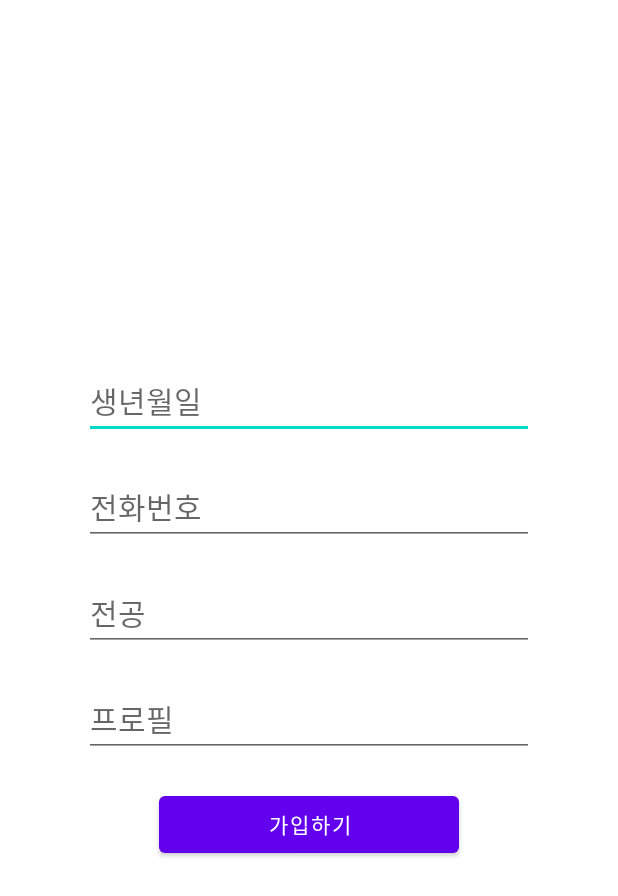
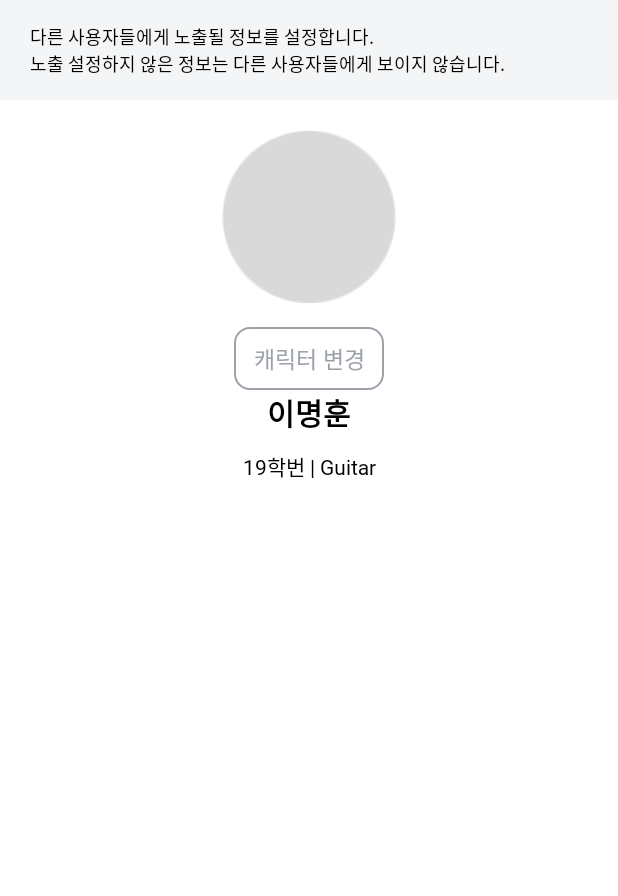
Before and after one commit to yy0ung/Sonagi-book-app, an Android app: the layout fragment_login_input_info.xml on its own in the app's theme, with its tools: preview values and no code run, on a phone screen of 412 x 824 dp. Shown: the top 896 px of the screen. Run offline under Robolectric (Android 15) with nearby library versions, the phone set to English and light mode, and no system bars.

Commit message:
design : start

```diff
--- a/app/src/main/AndroidManifest.xml
+++ b/app/src/main/AndroidManifest.xml
@@ -15,7 +15,8 @@
         android:usesCleartextTraffic="true">
         <activity
             android:name=".LoginActivity"
-            android:exported="true" />
+            android:exported="true"
+            android:windowSoftInputMode="adjustResize"/>
         <activity
             android:name=".DesignTestActivity"
             android:exported="true" /> <!-- <activity -->
--- /dev/null
+++ b/app/src/main/res/drawable/round_graybtn_item.xml
@@ -0,0 +1,13 @@
+<?xml version="1.0" encoding="utf-8"?>
+<selector xmlns:android="http://schemas.android.com/apk/res/android">
+    <item>
+        <shape android:shape="rectangle">
+            <stroke
+                android:color="#9CA1AA"
+                android:width="1sp"/>
+            <corners android:radius="10dp"/>
+
+        </shape>
+    </item>
+
+</selector>
--- a/app/src/main/res/layout/fragment_login_input_info.xml
+++ b/app/src/main/res/layout/fragment_login_input_info.xml
@@ -1,80 +1,96 @@
 <?xml version="1.0" encoding="utf-8"?>
-<FrameLayout xmlns:android="http://schemas.android.com/apk/res/android"
+<androidx.constraintlayout.widget.ConstraintLayout xmlns:android="http://schemas.android.com/apk/res/android"
     xmlns:tools="http://schemas.android.com/tools"
     android:layout_width="match_parent"
     android:layout_height="match_parent"
+    xmlns:app="http://schemas.android.com/apk/res-auto"
     tools:context=".LoginInputInfoFragment">
 
     <ScrollView
+        app:layout_constraintTop_toTopOf="parent"
+        app:layout_constraintBottom_toBottomOf="parent"
         android:layout_width="match_parent"
-        android:layout_height="wrap_content">
+        android:layout_height="match_parent">
 
-        <LinearLayout
+        <androidx.constraintlayout.widget.ConstraintLayout
             android:layout_width="match_parent"
-            android:layout_height="match_parent"
-            android:gravity="center"
-            android:layout_marginTop="100dp"
-            android:orientation="vertical">
+            android:layout_height="wrap_content">
 
             <TextView
-                android:id="@+id/loginInputName"
-                android:layout_marginBottom="20dp"
-                android:layout_width="300dp"
+                app:layout_constraintTop_toTopOf="parent"
+                android:id="@+id/loginInputTopAlert"
+                android:layout_width="match_parent"
                 android:layout_height="wrap_content"
-                android:textSize="20sp"
-                tools:ignore="Deprecated" />
+                android:text="다른 사용자들에게 노출될 정보를 설정합니다.\n노출 설정하지 않은 정보는 다른 사용자들에게 보이지 않습니다."
+                android:fontFamily="@font/medium"
+                android:textSize="12dp"
+                android:textColor="@color/black"
+                android:paddingStart="20dp"
+                android:paddingVertical="15dp"
+                android:background="#F4F5F6"
+                />
+
+            <ImageView
+                android:id="@+id/loginInputAvatar"
+                android:layout_width="116dp"
+                android:layout_height="116dp"
+                app:layout_constraintTop_toBottomOf="@id/loginInputTopAlert"
+                app:layout_constraintStart_toStartOf="parent"
+                app:layout_constraintEnd_toEndOf="parent"
+                android:src="@drawable/avatar"
+                android:layout_marginTop="20dp"/>
+
+            <androidx.appcompat.widget.AppCompatButton
+                android:id="@+id/loginInputChangeBtn"
+                android:layout_width="100dp"
+                android:layout_height="42dp"
+                android:background="@drawable/round_graybtn_item"
+                app:layout_constraintTop_toBottomOf="@id/loginInputAvatar"
+                app:layout_constraintStart_toStartOf="parent"
+                app:layout_constraintEnd_toEndOf="parent"
+                android:layout_marginTop="15dp"
+                android:text="캐릭터 변경"
+                android:textColor="#9CA1AA"
+                android:fontFamily="@font/medium"
+                android:textSize="15dp"/>
+
             <TextView
-                android:id="@+id/loginInputGrade"
-                android:layout_marginBottom="20dp"
-                android:layout_width="300dp"
+                android:id="@+id/loginInputUserName"
+                android:layout_width="wrap_content"
+                android:layout_height="40dp"
+                android:text="이명훈"
+                app:layout_constraintTop_toBottomOf="@id/loginInputChangeBtn"
+                app:layout_constraintBottom_toTopOf="@id/loginInputUserGrade_Session"
+                app:layout_constraintStart_toStartOf="parent"
+                app:layout_constraintEnd_toEndOf="parent"
+                android:fontFamily="@font/medium"
+                android:textFontWeight="700"
+                android:textColor="@color/black"
+                android:textSize="20dp"/>
+
+            <TextView
+                android:id="@+id/loginInputUserGrade_Session"
+                android:layout_width="wrap_content"
                 android:layout_height="wrap_content"
-                android:textSize="20sp"
-                tools:ignore="Deprecated" />
-            <TextView
-                android:id="@+id/loginInputSession"
-                android:layout_marginBottom="20dp"
-                android:layout_width="300dp"
-                android:layout_height="wrap_content"
-                android:textSize="20sp"
-                tools:ignore="Deprecated" />
-            <EditText
-                android:id="@+id/loginInputBrith"
-                android:layout_marginBottom="20dp"
-                android:layout_width="300dp"
-                android:layout_height="wrap_content"
-                android:textSize="20sp"
-                android:inputType="text"
-                android:hint="생년월일"/>
-            <EditText
-                android:id="@+id/loginInputPhone"
-                android:layout_marginBottom="20dp"
-                android:layout_width="300dp"
-                android:layout_height="wrap_content"
-                android:textSize="20sp"
-                android:hint="전화번호"/>
-            <EditText
-                android:id="@+id/loginInputMajor"
-                android:layout_marginBottom="20dp"
-                android:layout_width="300dp"
-                android:layout_height="wrap_content"
-                android:textSize="20sp"
-                android:hint="전공"/>
-            <EditText
-                android:id="@+id/loginInputProfileMsg"
-                android:layout_marginBottom="20dp"
-                android:layout_width="300dp"
-                android:layout_height="wrap_content"
-                android:textSize="20sp"
-                android:hint="프로필"/>
-            <Button
-                android:layout_width="200dp"
-                android:layout_height="50dp"
-                android:id="@+id/loginInputBtn"
-                android:text="가입하기"/>
+                android:text="19학번 | Guitar"
+                android:fontFamily="@font/medium"
+                app:layout_constraintTop_toBottomOf="@id/loginInputUserName"
+                app:layout_constraintStart_toStartOf="parent"
+                app:layout_constraintEnd_toEndOf="parent"
+                android:textFontWeight="350"
+                android:textColor="@color/black"/>
 
-        </LinearLayout>
+
+
+
+
+
+
+
+        </androidx.constraintlayout.widget.ConstraintLayout>
+
 
 
     </ScrollView>
 
-</FrameLayout>
+</androidx.constraintlayout.widget.ConstraintLayout>
--- a/app/src/main/res/layout/fragment_login_start.xml
+++ b/app/src/main/res/layout/fragment_login_start.xml
@@ -17,17 +17,17 @@
         android:textSize="30sp"
         android:textColor="@color/black"
         android:paddingStart="30sp"
-        android:paddingBottom="190sp"
+        android:paddingTop="96sp"
         app:layout_constraintLeft_toLeftOf="parent"
         app:layout_constraintTop_toTopOf="parent"
-        app:layout_constraintBottom_toTopOf="@id/loginStartKakaoBtn"/>
+        />
 
     <ImageView
         android:id="@+id/loginStartKakaoBtn"
         android:layout_width="match_parent"
         android:layout_height="wrap_content"
+        android:paddingBottom="64sp"
         android:src="@drawable/kakao_login_medium_wide"
-        app:layout_constraintTop_toBottomOf="@id/loginStartTitle"
         app:layout_constraintBottom_toBottomOf="parent"
         app:layout_constraintStart_toStartOf="parent"
         app:layout_constraintEnd_toEndOf="parent"/>
```
Also changed, not shown: app/src/main/java/young/com/sonagibook_app/LoginCodeInputFragment.kt (+7 -4 lines), app/src/main/java/young/com/sonagibook_app/LoginInputInfoFragment.kt (+12 -6 lines), app/src/main/res/drawable/round_btn_item.xml (added, +12 -0 lines), app/src/main/res/layout/fragment_login_code_input.xml (+27 -12 lines), app/src/main/res/drawable/avatar.png (added).
